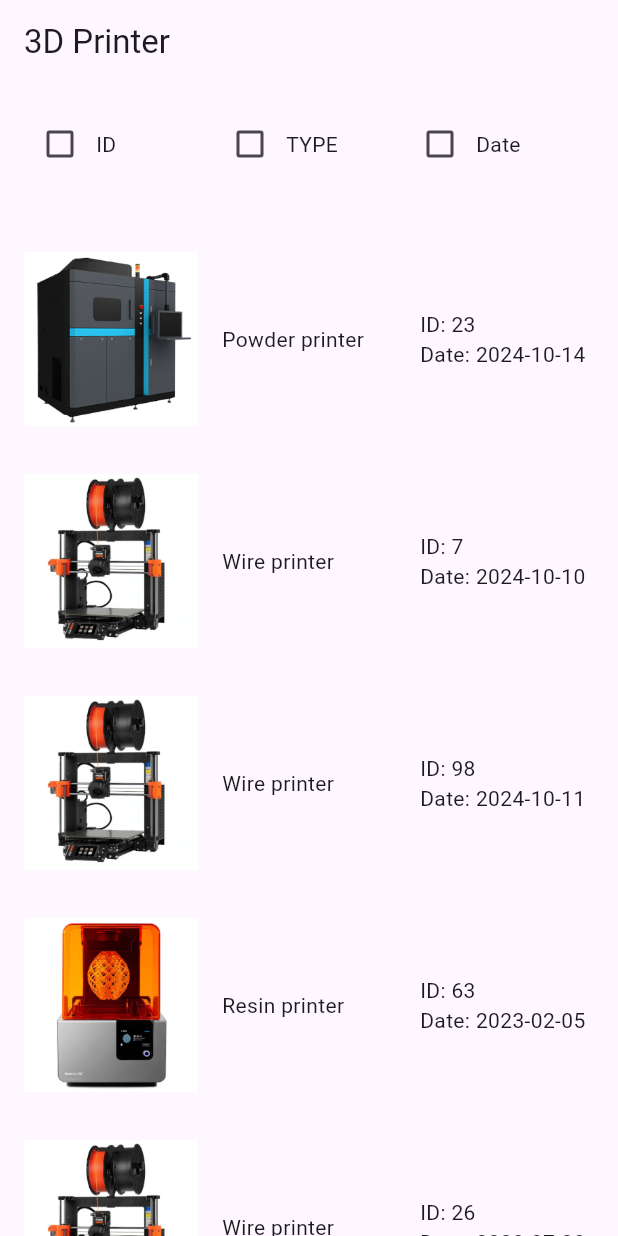
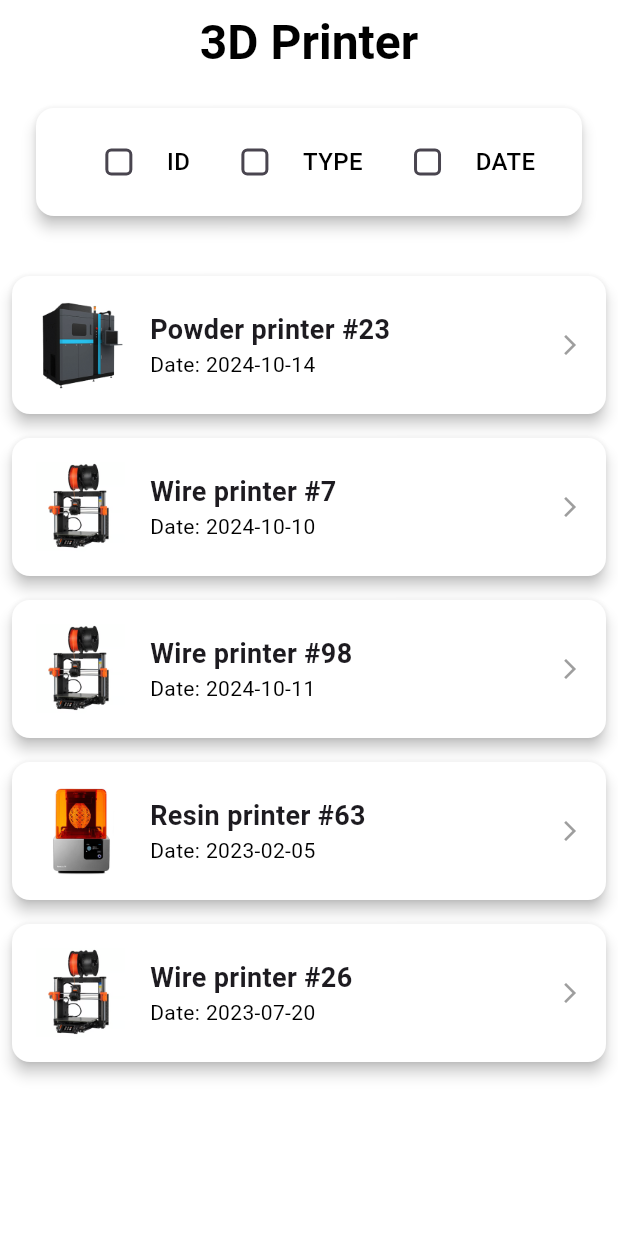
Before and after one commit to abelaich/Projet-n-1---Gestion-d-imprimantes-3D, a Flutter app: the screen it shows after launch, on a phone screen of 412 x 824 dp. Run offline on Flutter 3.47's test engine with Material 3 defaults, Android fonts, the phone set to English and light mode, and no system bars; our stand-ins replace get_it, permission_handler.

Commit message:
Enhance UI

```diff
--- a/lib/Widget/product_widget.dart
+++ b/lib/Widget/product_widget.dart
@@ -1,4 +1,5 @@
 import 'package:flutter/material.dart';
+import 'package:project_n1/resources/app_colors.dart';
 import 'package:project_n1/data/product.dart';
 
 class ProductWidget extends StatelessWidget {
@@ -8,17 +9,49 @@ class ProductWidget extends StatelessWidget {
 
   @override
   Widget build(BuildContext context) {
-    return Padding(
-      padding : const EdgeInsets .all (16.0) ,
-      child: Row(
-        children : [
-
-          Expanded(child: Image.asset(product.image)),
-          const SizedBox ( width : 16) ,
-          Expanded ( child : Text (product.title) ),
-          const SizedBox ( width : 16) ,
-          Expanded ( child : Text('ID: ${product.id}\nDate: ${product.date.toLocal().toString().split(' ')[0]}') ),
-        ]
+    return Card(
+      color: AppColors.secondaryColor, // Fond blanc pour la carte
+      margin: const EdgeInsets.all(8.0),
+      elevation: 4,
+      child: Padding(
+        padding: const EdgeInsets.all(16.0),
+        child: Row(
+          children: [
+            Image.asset(
+              product.image,
+              width: 60,
+              height: 60,
+              fit: BoxFit.cover, // Ajustement de l'image
+            ),
+            const SizedBox(width: 16),
+            Expanded(
+              child: Column(
+                crossAxisAlignment: CrossAxisAlignment.start,
+                children: [
+                  Text(
+                    '${product.title} #${product.id}', // Titre et ID sur la même ligne
+                    style: const TextStyle(
+                      fontSize: 18,
+                      fontWeight: FontWeight.bold,
+                    ),
+                  ),
+                  Text(
+                    'Date: ${product.date.toLocal().toString().split(' ')[0]}',
+                    style: const TextStyle(
+                      fontSize: 14,
+                      color: AppColors.primaryColor, // Couleur plus légère pour la date
+                    ),
+                  ),
+                ],
+              ),
+            ),
+            const Icon(
+              Icons.arrow_forward_ios,
+              color: AppColors.accentColor, // Couleur de la flèche
+              size: 16, // Taille de la flèche
+            ),
+          ],
+        ),
       ),
     );
   }
--- a/lib/Widget/stock_widget.dart
+++ b/lib/Widget/stock_widget.dart
@@ -1,11 +1,9 @@
 import 'package:flutter/material.dart';
-import 'package:get_it/get_it.dart';
-import 'package:project_n1/repository/printer_repository.dart';
 import 'package:project_n1/data/product.dart';
 import 'package:project_n1/widget/product_widget.dart';
 import 'package:project_n1/widget/printer_detail_widget.dart';
 import 'package:provider/provider.dart';
-
+import 'package:project_n1/resources/app_colors.dart';
 import '../presenter/stock_presenter.dart';
 
 class StockWidget extends StatefulWidget {
@@ -22,28 +20,23 @@ class _StockWidgetState extends State<StockWidget> {
 
   @override
   Widget build(BuildContext context) {
-    final stockPresenter = context.watch<StockPresenter>(); // Watch the presenter for updates
-    final List<Product> products = stockPresenter.products; // Get the updated products
+    final stockPresenter = context.watch<StockPresenter>();
+    final List<Product> products = stockPresenter.products;
 
-    // Apply filters
     List<Product> applyFilters() {
       List<Product> filteredProducts = List.from(products);
 
-      // Sorting logic based on filters
       filteredProducts.sort((a, b) {
-        // Compare by ID
         if (filterById) {
           int idComparison = a.id.compareTo(b.id);
           if (idComparison != 0) return idComparison;
         }
 
-        // Compare by Type
         if (filterByType) {
           int typeComparison = a.title.compareTo(b.title);
           if (typeComparison != 0) return typeComparison;
         }
 
-        // Compare by Date
         if (filterByDate) {
           return a.date.compareTo(b.date);
         }
@@ -58,44 +51,19 @@ class _StockWidgetState extends State<StockWidget> {
 
     return Scaffold(
       appBar: AppBar(
-        title: const Text("3D Printer"),
+        title: const Text(
+          "3D Printer",
+          style: TextStyle(
+            fontSize: 32, // Augmente la taille de la police
+            color: AppColors.primaryColor, // Texte noir pour le contraste sur fond blanc
+          ),
+        ),
+        centerTitle: true, // Centre le titre dans l'AppBar
+        backgroundColor: AppColors.secondaryColor, // Fond blanc pour l'AppBar
       ),
       body: Column(
         children: [
-          Padding(
-            padding: const EdgeInsets.all(16.0),
-            child: Row(
-              children: [
-                Checkbox(
-                  value: filterById,
-                  onChanged: (bool? newValue) {
-                    setState(() {
-                      filterById = newValue!;
-                    });
-                  },
-                ),
-                const Expanded(child: Text("ID")),
-                Checkbox(
-                  value: filterByType,
-                  onChanged: (bool? newValue) {
-                    setState(() {
-                      filterByType = newValue!;
-                    });
-                  },
-                ),
-                const Expanded(child: Text("TYPE")),
-                Checkbox(
-                  value: filterByDate,
-                  onChanged: (bool? newValue) {
-                    setState(() {
-                      filterByDate = newValue!;
-                    });
-                  },
-                ),
-                const Expanded(child: Text("Date")),
-              ],
-            ),
-          ),
+          _buildFilterOptions(),
           const SizedBox(height: 16),
           Expanded(
             child: ListView.builder(
@@ -121,4 +89,67 @@ class _StockWidgetState extends State<StockWidget> {
       ),
     );
   }
+
+  Widget _buildFilterOptions() {
+    return Padding(
+      padding: const EdgeInsets.all(16.0),
+      child: Card(
+        elevation: 4,
+        color: AppColors.secondaryColor,
+        margin: const EdgeInsets.symmetric(horizontal: 8.0),
+        child: Padding(
+          padding: const EdgeInsets.all(12.0),
+          child: Row(
+            mainAxisAlignment: MainAxisAlignment.spaceEvenly,
+            children: [
+              _buildFilterOption('ID', filterById, (bool? newValue) {
+                setState(() {
+                  filterById = newValue!;
+                });
+              }),
+              _buildFilterOption('TYPE', filterByType, (bool? newValue) {
+                setState(() {
+                  filterByType = newValue!;
+                });
+              }),
+              _buildFilterOption('DATE', filterByDate, (bool? newValue) {
+                setState(() {
+                  filterByDate = newValue!;
+                });
+              }),
+            ],
+          ),
+        ),
+      ),
+    );
+  }
+
+  Widget _buildFilterOption(String label, bool value, ValueChanged<bool?> onChanged) {
+    return Row(
+      mainAxisAlignment: MainAxisAlignment.center,
+      children: [
+        Checkbox(
+          value: value,
+          onChanged: onChanged,
+          shape: RoundedRectangleBorder(borderRadius: BorderRadius.circular(4)),
+          checkColor: AppColors.secondaryColor,
+          fillColor: MaterialStateProperty.resolveWith((states) {
+            if (states.contains(MaterialState.selected)) {
+              return AppColors.primaryColor;
+            }
+            return AppColors.secondaryColor;
+          }),
+        ),
+        const SizedBox(width: 8),
+        Text(
+          label,
+          style: const TextStyle(
+            fontSize: 16,
+            fontWeight: FontWeight.w500,
+            color: AppColors.primaryColor,
+          ),
+        ),
+      ],
+    );
+  }
 }
--- a/lib/data/product.dart
+++ b/lib/data/product.dart
@@ -11,26 +11,30 @@ class Product {
     required this.image,
   });
 
-  // Factory constructor to create a Product with the correct image
+  static String getImageForType(String title) {
+    switch (title) {
+      case 'Powder printer':
+        return 'assets/images/powder-printer.png';
+      case 'Wire printer':
+        return 'assets/images/wire-printer.png';
+      case 'Resin printer':
+        return 'assets/images/resin-printer.png';
+      default:
+        return ''; // Default image
+    }
+  }
+
+  // Factory constructor with automatic image assignment
   factory Product.withImage({
     required int id,
     required String title,
     required DateTime date,
   }) {
-    String image;
-    switch (title) {
-      case 'Powder printer':
-        image = 'assets/images/powder-printer.png';
-        break;
-      case 'Wire printer':
-        image = 'assets/images/wire-printer.png';
-        break;
-      case 'Resin printer':
-        image = 'assets/images/resin-printer.png';
-        break;
-      default:
-        image = ''; // Default image
-    }
-    return Product(id: id, title: title, date: date, image: image);
+    return Product(
+      id: id,
+      title: title,
+      date: date,
+      image: getImageForType(title),
+    );
   }
 }
--- a/lib/main.dart
+++ b/lib/main.dart
@@ -5,6 +5,7 @@ import 'package:project_n1/repository/printer_repository.dart';
 import 'package:project_n1/widget/stock_widget.dart';
 import 'package:provider/provider.dart';
 import 'package:project_n1/presenter/stock_presenter.dart';
+import 'package:project_n1/resources/app_colors.dart';
 
 void main() {
   GetIt.instance.registerSingleton<PrinterRepository>(PrinterRepositoryDummyImpl());
@@ -21,9 +22,20 @@ class MyApp extends StatelessWidget {
 
   @override
   Widget build(BuildContext context) {
-    return const MaterialApp(
+    return MaterialApp(
       debugShowCheckedModeBanner: false,
-      title: '3D Printers',
+      theme: ThemeData(
+        primaryColor: AppColors.primaryColor,
+        scaffoldBackgroundColor: AppColors.secondaryColor, // Corps blanc
+        appBarTheme: const AppBarTheme(
+          backgroundColor: AppColors.secondaryColor,
+          titleTextStyle: TextStyle(
+            color: AppColors.primaryColor,
+            fontSize: 24,
+            fontWeight: FontWeight.bold,
+          ),
+        ),
+      ),
       home: const StockWidget(), // Directly set the home widget
     );
   }
--- /dev/null
+++ b/lib/resources/app_colors.dart
@@ -0,0 +1,8 @@
+// lib/resources/app_colors.dart
+import 'package:flutter/material.dart';
+
+class AppColors {
+  static const Color primaryColor = Colors.black; // Couleur principale
+  static const Color secondaryColor = Colors.white; // Couleur secondaire
+  static const Color accentColor = Colors.grey; // Couleur d'accentuation
+}
```
Also changed, not shown: lib/Widget/printer_detail_widget.dart (+85 -24 lines).
